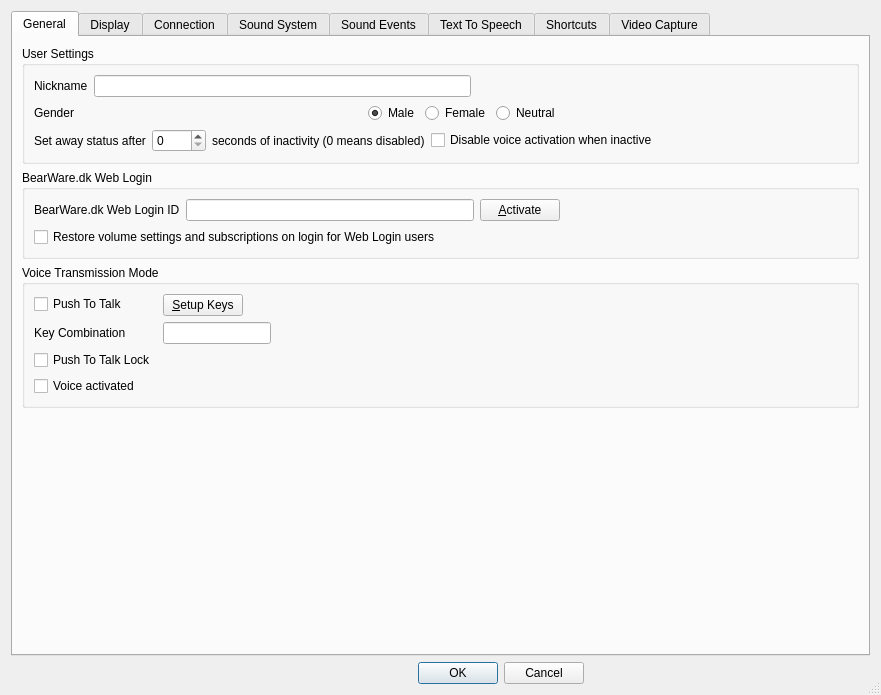
This is Client/qtTeamTalk/preferences.ui in BearWare/TeamTalk5 as Qt 5 draws it before an edit. The edited form follows.
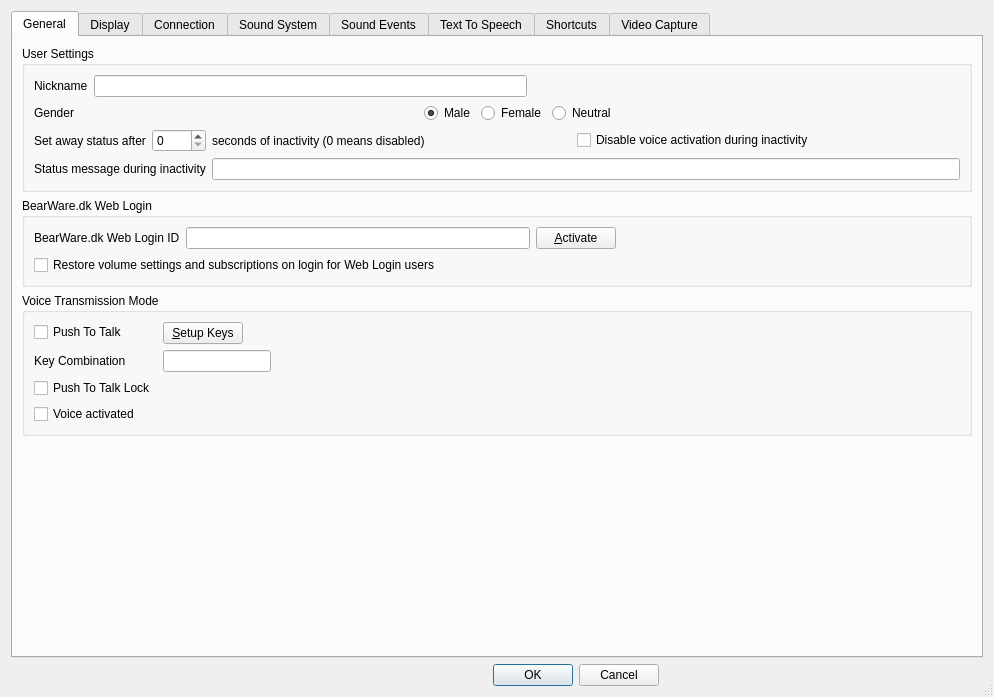
This is the edited form. Icons and pictures are not drawn. Custom widgets are drawn as their Qt base class.

Commit message:
Option to change status message when idle (#1555)
* Option to change status message when idle

* Reorder layout for 'away status message'

```diff
--- a/Client/qtTeamTalk/preferences.ui
+++ b/Client/qtTeamTalk/preferences.ui
@@ -6,8 +6,8 @@
    <rect>
     <x>0</x>
     <y>0</y>
-    <width>881</width>
-    <height>695</height>
+    <width>994</width>
+    <height>697</height>
    </rect>
   </property>
   <property name="windowTitle">
@@ -174,10 +174,23 @@
               </property>
              </widget>
             </item>
+            <item>
+             <spacer name="horizontalSpacer_27">
+              <property name="orientation">
+               <enum>Qt::Horizontal</enum>
+              </property>
+              <property name="sizeHint" stdset="0">
+               <size>
+                <width>40</width>
+                <height>20</height>
+               </size>
+              </property>
+             </spacer>
+            </item>
             <item>
              <widget class="QCheckBox" name="disableVoiceActCheckBox">
               <property name="text">
-               <string>Disable voice activation when inactive</string>
+               <string>Disable voice activation during inactivity</string>
               </property>
              </widget>
             </item>
@@ -196,6 +209,23 @@
             </item>
            </layout>
           </item>
+          <item>
+           <layout class="QHBoxLayout" name="horizontalLayout_28">
+            <item>
+             <widget class="QLabel" name="label_away_statusmsg">
+              <property name="text">
+               <string>Status message during inactivity</string>
+              </property>
+              <property name="buddy">
+               <cstring>awayMsgEdit</cstring>
+              </property>
+             </widget>
+            </item>
+            <item>
+             <widget class="QLineEdit" name="awayMsgEdit"/>
+            </item>
+           </layout>
+          </item>
          </layout>
         </widget>
        </item>
```
Left out of the diff: 11 changed lines with no effect on the pictures. The commit also changes 4 other files.
